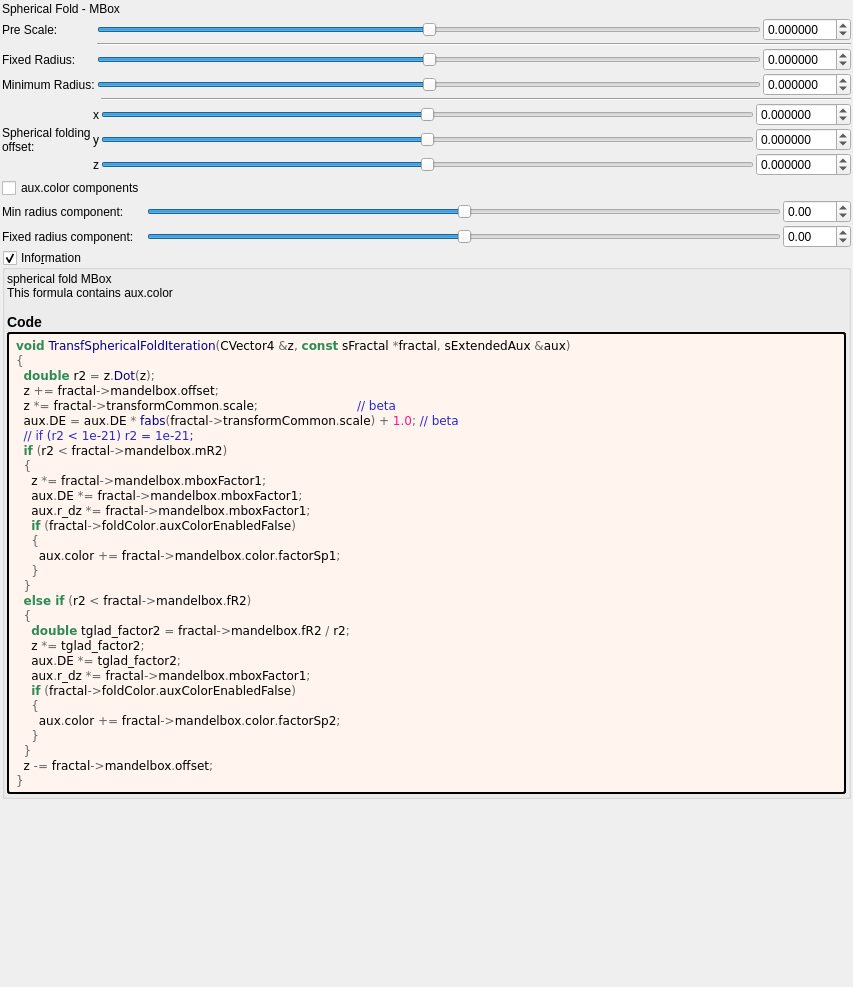
First picture: the form in mandelbulber2/formula/ui/fractal_transf_spherical_fold.ui, repository buddhi1980/mandelbulber2, before the edit.
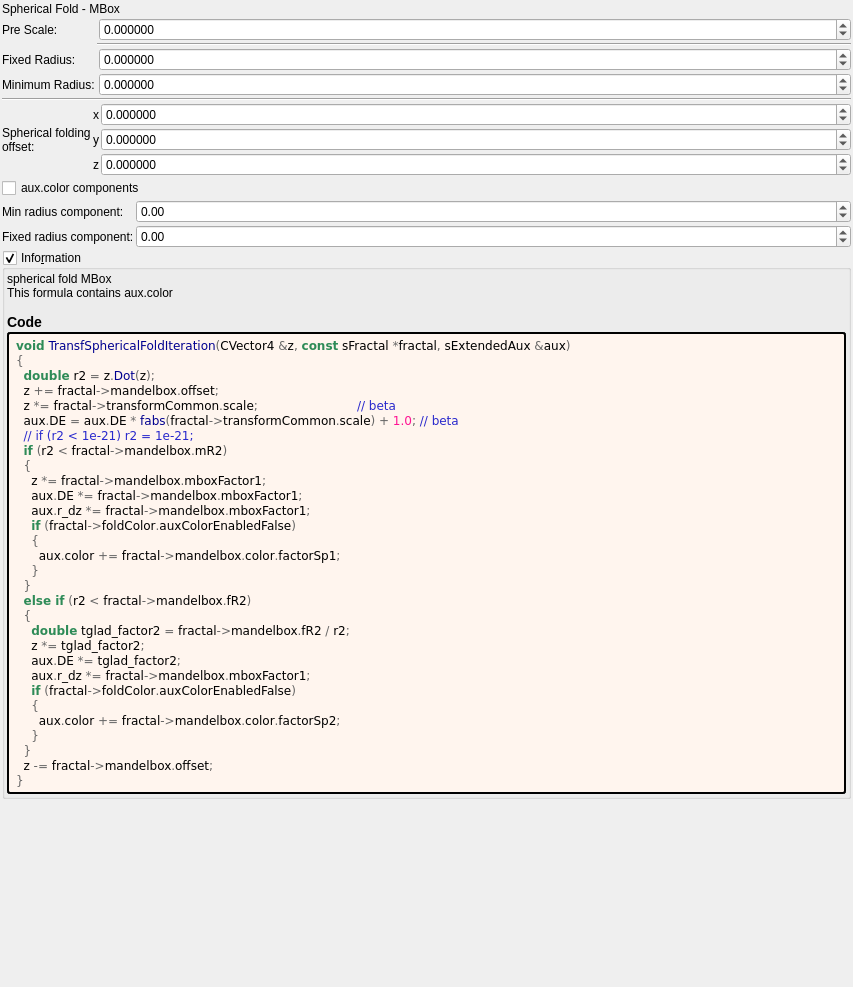
Second picture: the form after the edit. Custom widgets are drawn as their Qt base class.

Diff of the .ui file:
```diff
--- a/mandelbulber2/formula/ui/fractal_transf_spherical_fold.ui
+++ b/mandelbulber2/formula/ui/fractal_transf_spherical_fold.ui
@@ -37,32 +37,7 @@
     </widget>
    </item>
    <item>
-    <layout class="QGridLayout" name="gridLayout_2">
-     <item row="0" column="1">
-      <widget class="QSlider" name="slider_transf_scale">
-       <property name="sizePolicy">
-        <sizepolicy hsizetype="Expanding" vsizetype="Maximum">
-         <horstretch>0</horstretch>
-         <verstretch>0</verstretch>
-        </sizepolicy>
-       </property>
-       <property name="minimum">
-        <number>-5000000</number>
-       </property>
-       <property name="maximum">
-        <number>5000000</number>
-       </property>
-       <property name="value">
-        <number>0</number>
-       </property>
-       <property name="sliderPosition">
-        <number>0</number>
-       </property>
-       <property name="orientation">
-        <enum>Qt::Horizontal</enum>
-       </property>
-      </widget>
-     </item>
+    <layout class="QGridLayout" name="gridLayout_2" columnstretch="0,0,1">
      <item row="1" column="1" colspan="2">
       <widget class="Line" name="line">
        <property name="orientation">
@@ -126,56 +101,6 @@
        </property>
       </widget>
      </item>
-     <item row="2" column="1">
-      <widget class="QSlider" name="slider_mandelbox_folding_fixed_radius">
-       <property name="sizePolicy">
-        <sizepolicy hsizetype="Expanding" vsizetype="Maximum">
-         <horstretch>0</horstretch>
-         <verstretch>0</verstretch>
-        </sizepolicy>
-       </property>
-       <property name="minimum">
-        <number>-5000000</number>
-       </property>
-       <property name="maximum">
-        <number>5000000</number>
-       </property>
-       <property name="value">
-        <number>0</number>
-       </property>
-       <property name="sliderPosition">
-        <number>0</number>
-       </property>
-       <property name="orientation">
-        <enum>Qt::Horizontal</enum>
-       </property>
-      </widget>
-     </item>
-     <item row="3" column="1">
-      <widget class="QSlider" name="slider_mandelbox_folding_min_radius">
-       <property name="sizePolicy">
-        <sizepolicy hsizetype="Expanding" vsizetype="Maximum">
-         <horstretch>0</horstretch>
-         <verstretch>0</verstretch>
-        </sizepolicy>
-       </property>
-       <property name="minimum">
-        <number>-5000000</number>
-       </property>
-       <property name="maximum">
-        <number>5000000</number>
-       </property>
-       <property name="value">
-        <number>0</number>
-       </property>
-       <property name="sliderPosition">
-        <number>0</number>
-       </property>
-       <property name="orientation">
-        <enum>Qt::Horizontal</enum>
-       </property>
-      </widget>
-     </item>
      <item row="3" column="2">
       <widget class="MyDoubleSpinBox" name="spinbox_mandelbox_folding_min_radius">
        <property name="sizePolicy">
@@ -228,185 +153,18 @@
     </layout>
    </item>
    <item>
-    <layout class="QGridLayout" name="gridLayout_16">
+    <widget class="Line" name="line_2">
+     <property name="orientation">
+      <enum>Qt::Horizontal</enum>
+     </property>
+    </widget>
+   </item>
+   <item>
+    <layout class="QGridLayout" name="gridLayout_16" columnstretch="0,0,1">
      <property name="spacing">
       <number>2</number>
      </property>
-     <item row="3" column="2">
-      <widget class="QSlider" name="slider3_mandelbox_offset_x">
-       <property name="sizePolicy">
-        <sizepolicy hsizetype="Expanding" vsizetype="Maximum">
-         <horstretch>0</horstretch>
-         <verstretch>0</verstretch>
-        </sizepolicy>
-       </property>
-       <property name="minimum">
-        <number>-5000000</number>
-       </property>
-       <property name="maximum">
-        <number>5000000</number>
-       </property>
-       <property name="singleStep">
-        <number>1</number>
-       </property>
-       <property name="orientation">
-        <enum>Qt::Horizontal</enum>
-       </property>
-      </widget>
-     </item>
-     <item row="3" column="0" rowspan="3">
-      <widget class="QLabel" name="label_15">
-       <property name="text">
-        <string>Spherical folding
-offset:</string>
-       </property>
-      </widget>
-     </item>
-     <item row="5" column="2">
-      <widget class="QSlider" name="slider3_mandelbox_offset_z">
-       <property name="sizePolicy">
-        <sizepolicy hsizetype="Expanding" vsizetype="Maximum">
-         <horstretch>0</horstretch>
-         <verstretch>0</verstretch>
-        </sizepolicy>
-       </property>
-       <property name="minimum">
-        <number>-5000000</number>
-       </property>
-       <property name="maximum">
-        <number>5000000</number>
-       </property>
-       <property name="singleStep">
-        <number>1</number>
-       </property>
-       <property name="orientation">
-        <enum>Qt::Horizontal</enum>
-       </property>
-      </widget>
-     </item>
-     <item row="4" column="2">
-      <widget class="QSlider" name="slider3_mandelbox_offset_y">
-       <property name="sizePolicy">
-        <sizepolicy hsizetype="Expanding" vsizetype="Maximum">
-         <horstretch>0</horstretch>
-         <verstretch>0</verstretch>
-        </sizepolicy>
-       </property>
-       <property name="minimum">
-        <number>-5000000</number>
-       </property>
-       <property name="maximum">
-        <number>5000000</number>
-       </property>
-       <property name="singleStep">
-        <number>1</number>
-       </property>
-       <property name="orientation">
-        <enum>Qt::Horizontal</enum>
-       </property>
-      </widget>
-     </item>
-     <item row="5" column="3">
-      <widget class="MyDoubleSpinBox" name="spinbox3_mandelbox_offset_z">
-       <property name="sizePolicy">
-        <sizepolicy hsizetype="Minimum" vsizetype="Maximum">
-         <horstretch>0</horstretch>
-         <verstretch>0</verstretch>
-        </sizepolicy>
-       </property>
-       <property name="prefix">
-        <string/>
-       </property>
-       <property name="suffix">
-        <string/>
-       </property>
-       <property name="decimals">
-        <number>6</number>
-       </property>
-       <property name="minimum">
-        <double>-100.000000000000000</double>
-       </property>
-       <property name="maximum">
-        <double>100.000000000000000</double>
-       </property>
-       <property name="singleStep">
-        <double>0.100000000000000</double>
-       </property>
-      </widget>
-     </item>
-     <item row="4" column="3">
-      <widget class="MyDoubleSpinBox" name="spinbox3_mandelbox_offset_y">
-       <property name="sizePolicy">
-        <sizepolicy hsizetype="Minimum" vsizetype="Maximum">
-         <horstretch>0</horstretch>
-         <verstretch>0</verstretch>
-        </sizepolicy>
-       </property>
-       <property name="prefix">
-        <string/>
-       </property>
-       <property name="suffix">
-        <string/>
-       </property>
-       <property name="decimals">
-        <number>6</number>
-       </property>
-       <property name="minimum">
-        <double>-100.000000000000000</double>
-       </property>
-       <property name="maximum">
-        <double>100.000000000000000</double>
-       </property>
-       <property name="singleStep">
-        <double>0.100000000000000</double>
-       </property>
-      </widget>
-     </item>
-     <item row="3" column="3">
-      <widget class="MyDoubleSpinBox" name="spinbox3_mandelbox_offset_x">
-       <property name="sizePolicy">
-        <sizepolicy hsizetype="Minimum" vsizetype="Maximum">
-         <horstretch>0</horstretch>
-         <verstretch>0</verstretch>
-        </sizepolicy>
-       </property>
-       <property name="prefix">
-        <string/>
-       </property>
-       <property name="suffix">
-        <string/>
-       </property>
-       <property name="decimals">
-        <number>6</number>
-       </property>
-       <property name="minimum">
-        <double>-100.000000000000000</double>
-       </property>
-       <property name="maximum">
-        <double>100.000000000000000</double>
-       </property>
-       <property name="singleStep">
-        <double>0.100000000000000</double>
-       </property>
-      </widget>
-     </item>
-     <item row="5" column="1">
-      <widget class="QLabel" name="label_117">
-       <property name="sizePolicy">
-        <sizepolicy hsizetype="Preferred" vsizetype="Preferred">
-         <horstretch>0</horstretch>
-         <verstretch>0</verstretch>
-        </sizepolicy>
-       </property>
-       <property name="text">
-        <string notr="true">z</string>
-       </property>
-       <property name="alignment">
-        <set>Qt::AlignRight|Qt::AlignTrailing|Qt::AlignVCenter</set>
-       </property>
-      </widget>
-     </item>
-     <item row="4" column="1">
+     <item row="1" column="1">
       <widget class="QLabel" name="label_116">
        <property name="sizePolicy">
         <sizepolicy hsizetype="Preferred" vsizetype="Preferred">
@@ -422,7 +180,23 @@
        </property>
       </widget>
      </item>
-     <item row="3" column="1">
+     <item row="2" column="1">
+      <widget class="QLabel" name="label_117">
+       <property name="sizePolicy">
+        <sizepolicy hsizetype="Preferred" vsizetype="Preferred">
+         <horstretch>0</horstretch>
+         <verstretch>0</verstretch>
+        </sizepolicy>
+       </property>
+       <property name="text">
+        <string notr="true">z</string>
+       </property>
+       <property name="alignment">
+        <set>Qt::AlignRight|Qt::AlignTrailing|Qt::AlignVCenter</set>
+       </property>
+      </widget>
+     </item>
+     <item row="0" column="1">
       <widget class="QLabel" name="label_115">
        <property name="sizePolicy">
         <sizepolicy hsizetype="Preferred" vsizetype="Preferred">
@@ -438,22 +212,72 @@
        </property>
       </widget>
      </item>
-     <item row="0" column="2" colspan="2">
-      <widget class="Line" name="line_2">
-       <property name="orientation">
-        <enum>Qt::Horizontal</enum>
+     <item row="0" column="0" rowspan="3">
+      <widget class="QLabel" name="label_15">
+       <property name="text">
+        <string>Spherical folding
+offset:</string>
        </property>
       </widget>
      </item>
-    </layout>
-   </item>
-   <item>
-    <layout class="QGridLayout" name="gridLayout_6">
-     <property name="spacing">
-      <number>2</number>
-     </property>
+     <item row="0" column="2">
+      <widget class="MyDoubleSpinBox" name="spinbox3_mandelbox_offset_x">
+       <property name="sizePolicy">
+        <sizepolicy hsizetype="Minimum" vsizetype="Maximum">
+         <horstretch>0</horstretch>
+         <verstretch>0</verstretch>
+        </sizepolicy>
+       </property>
+       <property name="prefix">
+        <string/>
+       </property>
+       <property name="suffix">
+        <string/>
+       </property>
+       <property name="decimals">
+        <number>6</number>
+       </property>
+       <property name="minimum">
+        <double>-100.000000000000000</double>
+       </property>
+       <property name="maximum">
+        <double>100.000000000000000</double>
+       </property>
+       <property name="singleStep">
+        <double>0.100000000000000</double>
+       </property>
+      </widget>
+     </item>
+     <item row="2" column="2">
+      <widget class="MyDoubleSpinBox" name="spinbox3_mandelbox_offset_z">
+       <property name="sizePolicy">
+        <sizepolicy hsizetype="Minimum" vsizetype="Maximum">
+         <horstretch>0</horstretch>
+         <verstretch>0</verstretch>
+        </sizepolicy>
+       </property>
+       <property name="prefix">
+        <string/>
+       </property>
+       <property name="suffix">
+        <string/>
+       </property>
+       <property name="decimals">
+        <number>6</number>
+       </property>
+       <property name="minimum">
+        <double>-100.000000000000000</double>
+       </property>
+       <property name="maximum">
+        <double>100.000000000000000</double>
+       </property>
+       <property name="singleStep">
+        <double>0.100000000000000</double>
+       </property>
+      </widget>
+     </item>
      <item row="1" column="2">
-      <widget class="MyDoubleSpinBox" name="spinbox_mandelbox_color_Sp1">
+      <widget class="MyDoubleSpinBox" name="spinbox3_mandelbox_offset_y">
        <property name="sizePolicy">
         <sizepolicy hsizetype="Minimum" vsizetype="Maximum">
          <horstretch>0</horstretch>
@@ -467,7 +291,7 @@
         <string/>
        </property>
        <property name="decimals">
-        <number>2</number>
+        <number>6</number>
        </property>
        <property name="minimum">
         <double>-100.000000000000000</double>
@@ -480,25 +304,17 @@
        </property>
       </widget>
      </item>
-     <item row="1" column="1">
-      <widget class="QSlider" name="slider_mandelbox_color_Sp1">
-       <property name="sizePolicy">
-        <sizepolicy hsizetype="Expanding" vsizetype="Maximum">
-         <horstretch>0</horstretch>
-         <verstretch>0</verstretch>
-        </sizepolicy>
-       </property>
-       <property name="minimum">
-        <number>-500</number>
-       </property>
-       <property name="maximum">
-        <number>500</number>
-       </property>
-       <property name="singleStep">
-        <number>1</number>
-       </property>
-       <property name="orientation">
-        <enum>Qt::Horizontal</enum>
+    </layout>
+   </item>
+   <item>
+    <layout class="QGridLayout" name="gridLayout_6" columnstretch="0,1">
+     <property name="spacing">
+      <number>2</number>
+     </property>
+     <item row="2" column="0">
+      <widget class="QLabel" name="label_29">
+       <property name="text">
+        <string>Fixed radius component:</string>
        </property>
       </widget>
      </item>
@@ -509,7 +325,7 @@
        </property>
       </widget>
      </item>
-     <item row="2" column="2">
+     <item row="2" column="1">
       <widget class="MyDoubleSpinBox" name="spinbox_mandelbox_color_Sp2">
        <property name="sizePolicy">
         <sizepolicy hsizetype="Minimum" vsizetype="Maximum">
@@ -537,36 +353,35 @@
        </property>
       </widget>
      </item>
-     <item row="2" column="1">
-      <widget class="QSlider" name="slider_mandelbox_color_Sp2">
+     <item row="1" column="1">
+      <widget class="MyDoubleSpinBox" name="spinbox_mandelbox_color_Sp1">
        <property name="sizePolicy">
-        <sizepolicy hsizetype="Expanding" vsizetype="Maximum">
+        <sizepolicy hsizetype="Minimum" vsizetype="Maximum">
          <horstretch>0</horstretch>
          <verstretch>0</verstretch>
         </sizepolicy>
        </property>
+       <property name="prefix">
+        <string/>
+       </property>
+       <property name="suffix">
+        <string/>
+       </property>
+       <property name="decimals">
+        <number>2</number>
+       </property>
        <property name="minimum">
-        <number>-500</number>
+        <double>-100.000000000000000</double>
        </property>
        <property name="maximum">
-        <number>500</number>
+        <double>100.000000000000000</double>
        </property>
        <property name="singleStep">
-        <number>1</number>
+        <double>0.100000000000000</double>
        </property>
-       <property name="orientation">
-        <enum>Qt::Horizontal</enum>
-       </property>
       </widget>
      </item>
-     <item row="2" column="0">
-      <widget class="QLabel" name="label_29">
-       <property name="text">
-        <string>Fixed radius component:</string>
-       </property>
-      </widget>
-     </item>
-     <item row="0" column="0">
+     <item row="0" column="0" colspan="2">
       <widget class="QCheckBox" name="checkBox_fold_color_aux_color_enabled_false">
        <property name="text">
         <string notr="true">aux.color components</string>
@@ -690,17 +505,17 @@
   </layout>
  </widget>
  <customwidgets>
+  <customwidget>
+   <class>MyDoubleSpinBox</class>
+   <extends>QDoubleSpinBox</extends>
+   <header>my_double_spin_box.h</header>
+  </customwidget>
   <customwidget>
    <class>MyGroupBox</class>
    <extends>QGroupBox</extends>
    <header>my_group_box.h</header>
    <container>1</container>
   </customwidget>
-  <customwidget>
-   <class>MyDoubleSpinBox</class>
-   <extends>QDoubleSpinBox</extends>
-   <header>my_double_spin_box.h</header>
-  </customwidget>
  </customwidgets>
  <tabstops>
   <tabstop>slider_mandelbox_folding_fixed_radius</tabstop>
```
Left out of the diff: 7 changed lines with no effect on the pictures.
